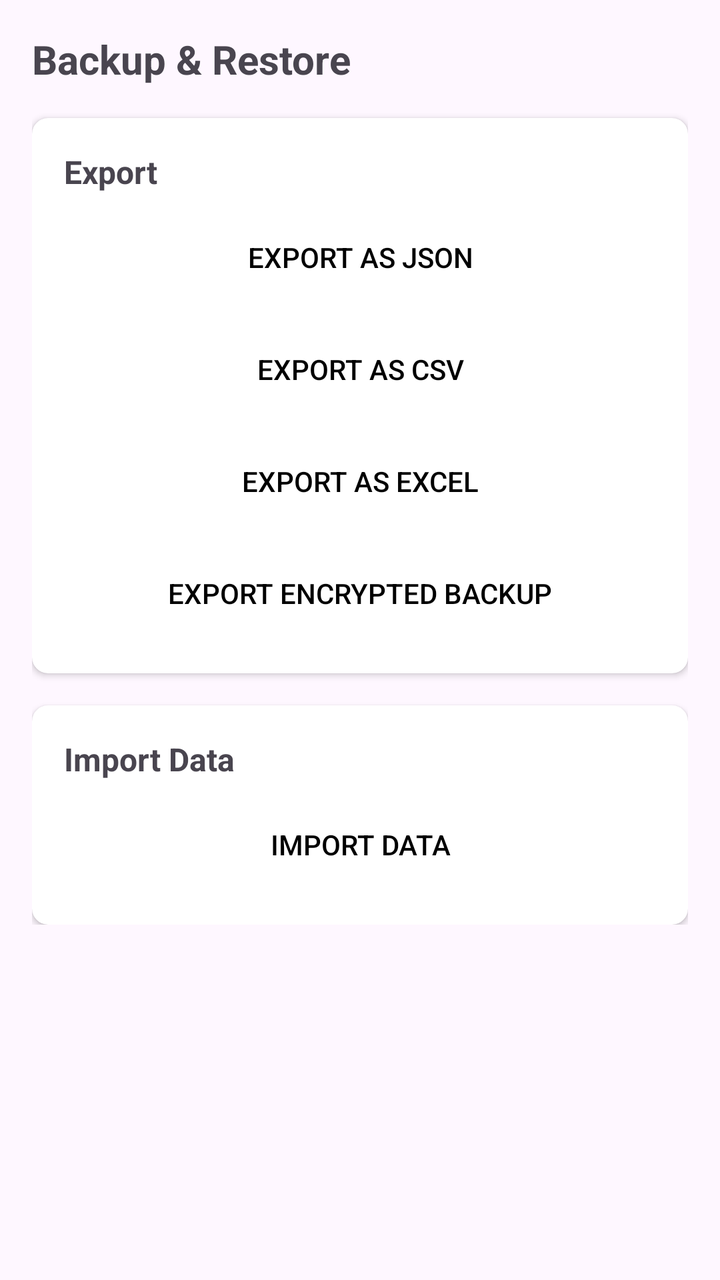
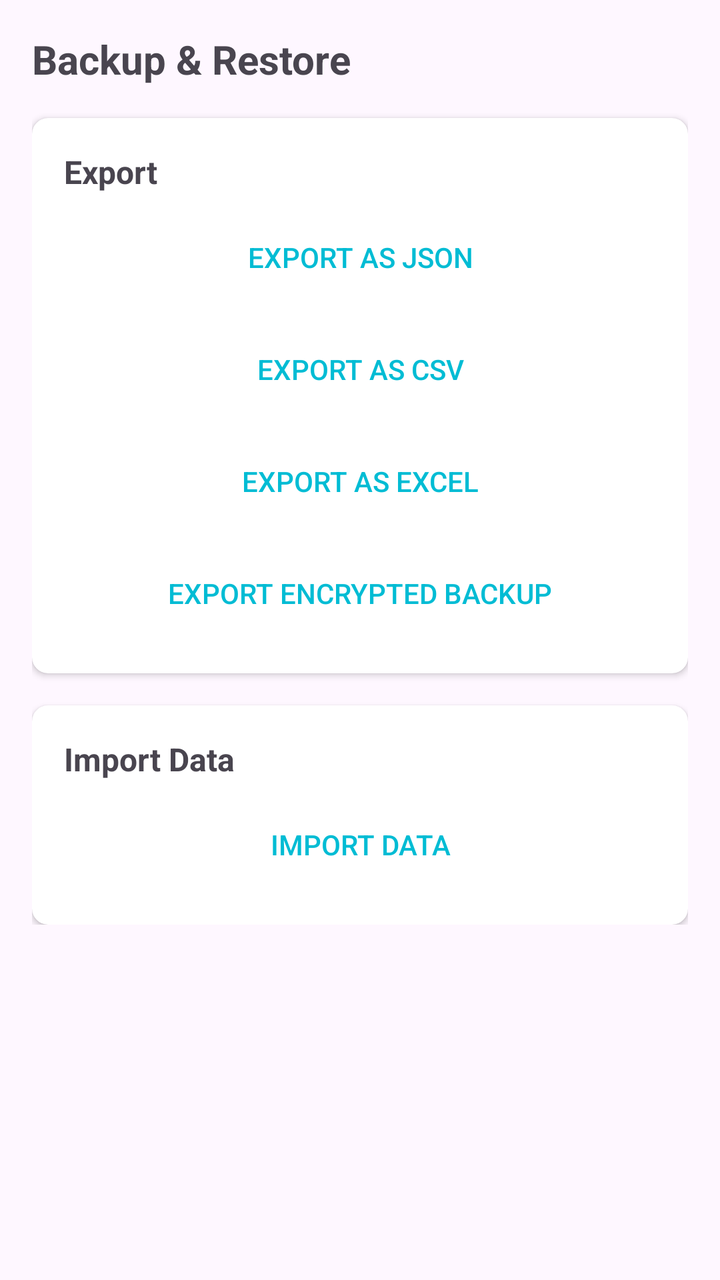

An Android layout rendered at two revisions. The XML below is the earlier revision; the diff shows what the commit changed to produce the second picture.
<!-- AndroidManifest.xml: application theme Theme.QRCodeSimple -->
<!-- res/layout/activity_backup.xml -->
<?xml version="1.0" encoding="utf-8"?>
<ScrollView xmlns:android="http://schemas.android.com/apk/res/android"
    xmlns:app="http://schemas.android.com/apk/res-auto"
    android:layout_width="match_parent"
    android:layout_height="match_parent"
    android:padding="16dp">

    <LinearLayout
        android:layout_width="match_parent"
        android:layout_height="wrap_content"
        android:orientation="vertical">

        <TextView
            android:layout_width="wrap_content"
            android:layout_height="wrap_content"
            android:text="@string/backup_restore"
            android:textSize="20sp"
            android:textStyle="bold"
            android:layout_marginBottom="16dp" />

        
        <androidx.cardview.widget.CardView
            android:layout_width="match_parent"
            android:layout_height="wrap_content"
            android:layout_marginBottom="16dp"
            app:cardCornerRadius="8dp"
            app:cardElevation="2dp"
            app:contentPadding="16dp">

            <LinearLayout
                android:layout_width="match_parent"
                android:layout_height="wrap_content"
                android:orientation="vertical">

                <TextView
                    android:layout_width="wrap_content"
                    android:layout_height="wrap_content"
                    android:text="@string/export_label"
                    android:textSize="16sp"
                    android:textStyle="bold"
                    android:layout_marginBottom="8dp" />

                <Button
                    android:id="@+id/btnExportJson"
                    android:layout_width="match_parent"
                    android:layout_height="wrap_content"
                    android:layout_marginBottom="8dp"
                    android:text="@string/export_json"
                    style="?android:attr/borderlessButtonStyle" />

                <Button
                    android:id="@+id/btnExportCsv"
                    android:layout_width="match_parent"
                    android:layout_height="wrap_content"
                    android:layout_marginBottom="8dp"
                    android:text="@string/export_csv"
                    style="?android:attr/borderlessButtonStyle" />

                <Button
                    android:id="@+id/btnExportExcel"
                    android:layout_width="match_parent"
                    android:layout_height="wrap_content"
                    android:layout_marginBottom="8dp"
                    android:text="@string/export_excel"
                    style="?android:attr/borderlessButtonStyle" />

                <Button
                    android:id="@+id/btnExportEncrypted"
                    android:layout_width="match_parent"
                    android:layout_height="wrap_content"
                    android:text="@string/export_encrypted"
                    style="?android:attr/borderlessButtonStyle" />

            </LinearLayout>

        </androidx.cardview.widget.CardView>

        
        <androidx.cardview.widget.CardView
            android:layout_width="match_parent"
            android:layout_height="wrap_content"
            app:cardCornerRadius="8dp"
            app:cardElevation="2dp"
            app:contentPadding="16dp">

            <LinearLayout
                android:layout_width="match_parent"
                android:layout_height="wrap_content"
                android:orientation="vertical">

                <TextView
                    android:layout_width="wrap_content"
                    android:layout_height="wrap_content"
                    android:text="@string/import_data"
                    android:textSize="16sp"
                    android:textStyle="bold"
                    android:layout_marginBottom="8dp" />

                <Button
                    android:id="@+id/btnImport"
                    android:layout_width="match_parent"
                    android:layout_height="wrap_content"
                    android:text="@string/import_data"
                    style="?android:attr/borderlessButtonStyle" />

            </LinearLayout>

        </androidx.cardview.widget.CardView>

    </LinearLayout>

</ScrollView>
<!-- resources referenced by this layout -->
<resources>
  <string name="backup_restore">Backup &amp; Restore</string>
  <string name="export_csv">Export as CSV</string>
  <string name="export_encrypted">Export encrypted backup</string>
  <string name="export_excel">Export as Excel</string>
  <string name="export_json">Export as JSON</string>
  <string name="export_label">Export</string>
  <string name="import_data">Import Data</string>
  <style name="Theme.QRCodeSimple" parent="Theme.Material3.DayNight.NoActionBar">
          <item name="colorPrimary">@color/cyan_500</item>
          <item name="colorPrimaryVariant">@color/cyan_700</item>
          <item name="colorOnPrimary">@color/black</item>
          <item name="colorSecondary">@color/teal_200</item>
          <item name="colorSecondaryVariant">@color/teal_700</item>
          <item name="colorOnSecondary">@color/black</item>
          <item name="android:statusBarColor">?attr/colorPrimaryVariant</item>
      </style>
  <color name="cyan_500">#FF00BCD4</color>
  <color name="cyan_700">#FF0097A7</color>
  <color name="black">#FF000000</color>
  <color name="teal_200">#FF03DAC5</color>
  <color name="teal_700">#FF018786</color>
</resources>

<!-- the commit's change to res/layout/activity_backup.xml (unified diff, before → after) -->
@@ -46,6 +46,8 @@
                     android:layout_height="wrap_content"
                     android:layout_marginBottom="8dp"
                     android:text="@string/export_json"
+                    android:textColor="?attr/colorPrimary"
+
                     style="?android:attr/borderlessButtonStyle" />
 
                 <Button
@@ -54,6 +56,8 @@
                     android:layout_height="wrap_content"
                     android:layout_marginBottom="8dp"
                     android:text="@string/export_csv"
+                    android:textColor="?attr/colorPrimary"
+
                     style="?android:attr/borderlessButtonStyle" />
 
                 <Button
@@ -62,6 +66,8 @@
                     android:layout_height="wrap_content"
                     android:layout_marginBottom="8dp"
                     android:text="@string/export_excel"
+                    android:textColor="?attr/colorPrimary"
+
                     style="?android:attr/borderlessButtonStyle" />
 
                 <Button
@@ -69,6 +75,8 @@
                     android:layout_width="match_parent"
                     android:layout_height="wrap_content"
                     android:text="@string/export_encrypted"
+                    android:textColor="?attr/colorPrimary"
+
                     style="?android:attr/borderlessButtonStyle" />
 
             </LinearLayout>
@@ -101,6 +109,8 @@
                     android:layout_width="match_parent"
                     android:layout_height="wrap_content"
                     android:text="@string/import_data"
+                    android:textColor="?attr/colorPrimary"
+
                     style="?android:attr/borderlessButtonStyle" />
 
             </LinearLayout>
